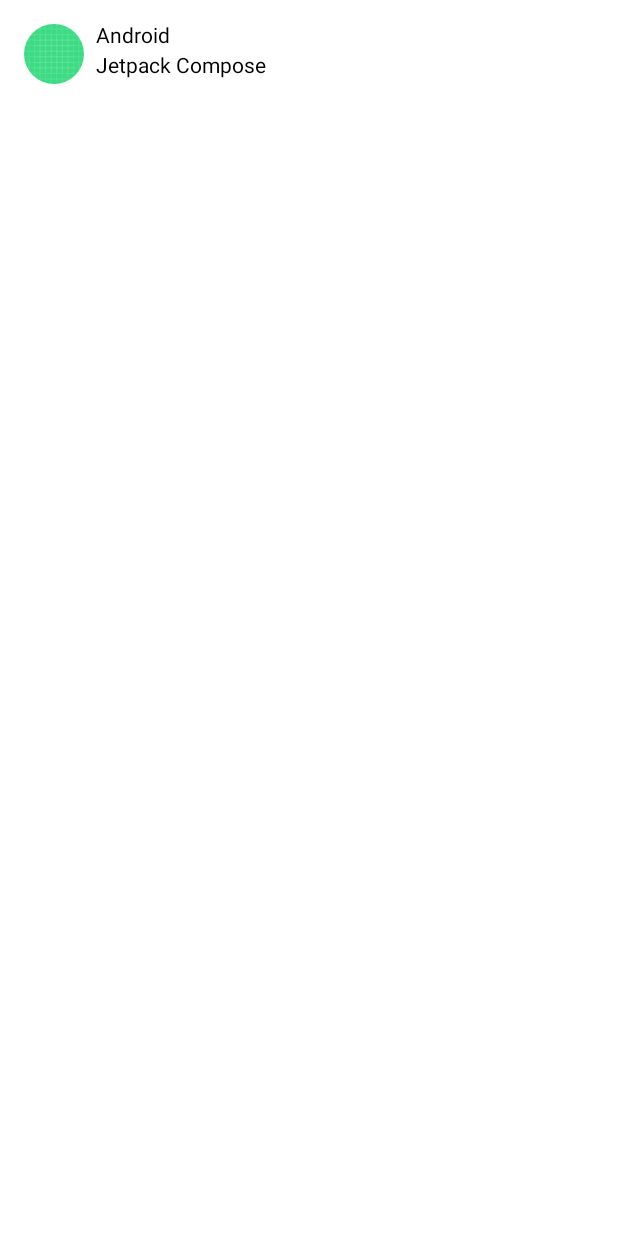
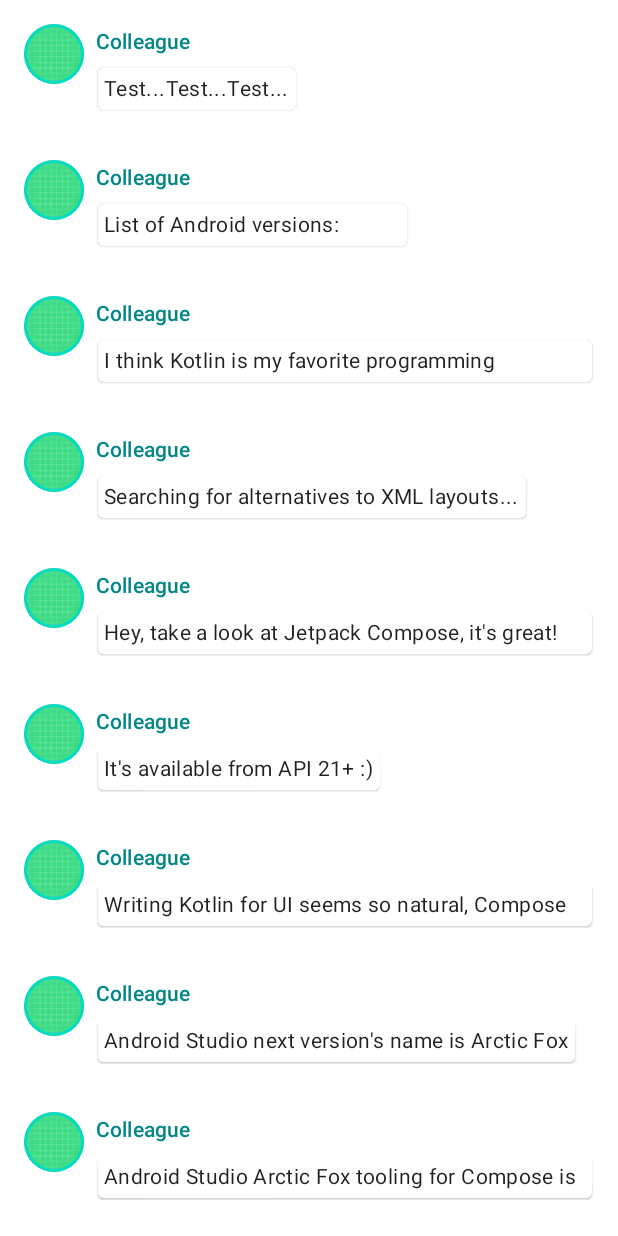
Before and after one commit to sparkessence/AndroidProjects, an Android app built with Jetpack Compose: the screen it shows after launch (MainActivity), on a phone screen of 412 x 824 dp. Run offline under Robolectric (Android 15) with nearby library versions, the phone set to English and light mode, and no system bars.

Commit message:
Animation basic

```diff
--- /dev/null
+++ b/ApplicationCompose/app/src/main/java/SampleDataset.kt
@@ -0,0 +1,72 @@
+import com.example.applicationcompose.Message
+
+object SampleData {
+    // Sample conversation data
+    val conversationSample = listOf(
+        Message(
+            "Colleague",
+            "Test...Test...Test..."
+        ),
+        Message(
+            "Colleague",
+            "List of Android versions:\n" +
+                    "Android KitKat (API 19)\n" +
+                    "Android Lollipop (API 21)\n" +
+                    "Android Marshmallow (API 23)\n" +
+                    "Android Nougat (API 24)\n" +
+                    "Android Oreo (API 26)\n" +
+                    "Android Pie (API 28)\n" +
+                    "Android 10 (API 29)\n" +
+                    "Android 11 (API 30)\n" +
+                    "Android 12 (API 31)\n"
+        ),
+        Message(
+            "Colleague",
+            "I think Kotlin is my favorite programming language.\n" +
+                    "It's so much fun!"
+        ),
+        Message(
+            "Colleague",
+            "Searching for alternatives to XML layouts..."
+        ),
+        Message(
+            "Colleague",
+            "Hey, take a look at Jetpack Compose, it's great!\n" +
+                    "It's the Android's modern toolkit for building native UI." +
+                    "It simplifies and accelerates UI development on Android." +
+                    "Less code, powerful tools, and intuitive Kotlin APIs :)"
+        ),
+        Message(
+            "Colleague",
+            "It's available from API 21+ :)"
+        ),
+        Message(
+            "Colleague",
+            "Writing Kotlin for UI seems so natural, Compose where have you been all my life?"
+        ),
+        Message(
+            "Colleague",
+            "Android Studio next version's name is Arctic Fox"
+        ),
+        Message(
+            "Colleague",
+            "Android Studio Arctic Fox tooling for Compose is top notch ^_^"
+        ),
+        Message(
+            "Colleague",
+            "I didn't know you can now run the emulator directly from Android Studio"
+        ),
+        Message(
+            "Colleague",
+            "Compose Previews are great to check quickly how a composable layout looks like"
+        ),
+        Message(
+            "Colleague",
+            "Previews are also interactive after enabling the experimental setting"
+        ),
+        Message(
+            "Colleague",
+            "Have you tried writing build.gradle with KTS?"
+        ),
+    )
+}
--- a/ApplicationCompose/app/src/main/java/com/example/applicationcompose/MainActivity.kt
+++ b/ApplicationCompose/app/src/main/java/com/example/applicationcompose/MainActivity.kt
@@ -1,54 +1,136 @@
 package com.example.applicationcompose
 
+import SampleData
+import android.content.res.ColorStateList
+import android.content.res.Configuration
 import android.os.Bundle
 import androidx.activity.ComponentActivity
 import androidx.activity.compose.setContent
+import androidx.compose.animation.animateColorAsState
+import androidx.compose.animation.animateContentSize
 import androidx.compose.foundation.Image
+import androidx.compose.foundation.border
+import androidx.compose.foundation.clickable
 import androidx.compose.foundation.layout.*
+import androidx.compose.foundation.lazy.LazyColumn
+import androidx.compose.foundation.lazy.items
 import androidx.compose.foundation.shape.CircleShape
+import androidx.compose.material.MaterialTheme
+import androidx.compose.material.Surface
 import androidx.compose.material.Text
-import androidx.compose.runtime.Composable
+import androidx.compose.runtime.*
 import androidx.compose.ui.Modifier
 import androidx.compose.ui.draw.clip
+import androidx.compose.ui.graphics.Color
 import androidx.compose.ui.res.painterResource
 import androidx.compose.ui.tooling.preview.Preview
 import androidx.compose.ui.unit.dp
+import com.example.applicationcompose.ui.theme.ApplicationComposeTheme
 
 class MainActivity : ComponentActivity() {
     override fun onCreate(savedInstanceState: Bundle?) {
         super.onCreate(savedInstanceState)
-        setContent { MessageCard(Message("Android", "Jetpack Compose")) }
+        setContent {
+            ApplicationComposeTheme {
+//                MessageCard(Message("Android",
+//                    "Jetpack Compose"))
+                Conversationchat(SampleData.conversationSample)
+            }
+
+        }
     }
+
 
 }
 
-data class Message(val author:String , val body : String)
+data class Message(val author: String, val body: String)
 
 @Composable
-fun MessageCard(msg : Message) {
+fun MessageCard(msg: Message) {
 
-Row(modifier = Modifier.padding(all =16.dp)) {
+    Row(modifier = Modifier.padding(all = 16.dp)) {
 
-    Image(painter = painterResource(id = R.drawable.ic_launcher_background),
-        contentDescription ="Profile Image",
-        modifier = Modifier.size(40.dp).clip(CircleShape))
-    Spacer(modifier = Modifier.width(8.dp))
-    Column() {
+        Image(
+            painter = painterResource(id = R.drawable.ic_launcher_background),
+            contentDescription = "Profile Image",
+            modifier = Modifier
+                .size(40.dp)
+                .clip(CircleShape)
+                .border(1.5.dp, MaterialTheme.colors.secondary, CircleShape)
+        )
 
-        Text(msg.author)
-        Spacer(modifier = Modifier.height(4.dp))
-        Text(msg.body)
+        Spacer(modifier = Modifier.width(8.dp))
+
+        var isExpanded by remember { mutableStateOf(false) }
+
+        val surfaceColor: Color by animateColorAsState(
+            if (isExpanded) MaterialTheme.colors.primary else MaterialTheme.colors.surface,
+        )
+
+        Column(modifier = Modifier.clickable { isExpanded = !isExpanded }) {
+            Text(
+                msg.author,
+                color = MaterialTheme.colors.secondaryVariant,
+                style = MaterialTheme.typography.subtitle2
+            )
+
+            Spacer(modifier = Modifier.height(4.dp))
+
+
+            Surface(
+                shape = MaterialTheme.shapes.medium,
+                elevation = 1.dp,
+                color = surfaceColor,
+                modifier = Modifier
+                    .animateContentSize()
+                    .padding(1.dp)
+            ) {
+                Text(
+                    text = msg.body,
+                    maxLines = if (isExpanded) Int.MAX_VALUE else 1,
+                    modifier = Modifier.padding(all = 4.dp),
+                    style = MaterialTheme.typography.body2,
+
+                    )
+            }
+
+        }
+
+
     }
 
 
 }
 
 
+@Composable
+fun Conversationchat(messages: List<Message>) {
+
+    LazyColumn {
+        items(messages) { onemessagesfromlist ->
+            MessageCard(onemessagesfromlist)
+        }
+    }
 
 }
 
-@Preview
+
+@Preview(
+    name = "Light Mode",
+    showBackground = true
+)
+@Preview(
+    name = "Night Mode",
+    showBackground = true,
+    uiMode = Configuration.UI_MODE_NIGHT_YES,
+)
 @Composable
-fun PreviewMessageCard(){
-    MessageCard(Message("Android", "Jetpack Compose"))
+fun PreviewMessageCard() {
+    ApplicationComposeTheme {
+//        MessageCard(Message("Android", "Jetpack Compose"))
+        Conversationchat(SampleData.conversationSample)
+
+    }
+
+
 }
```
